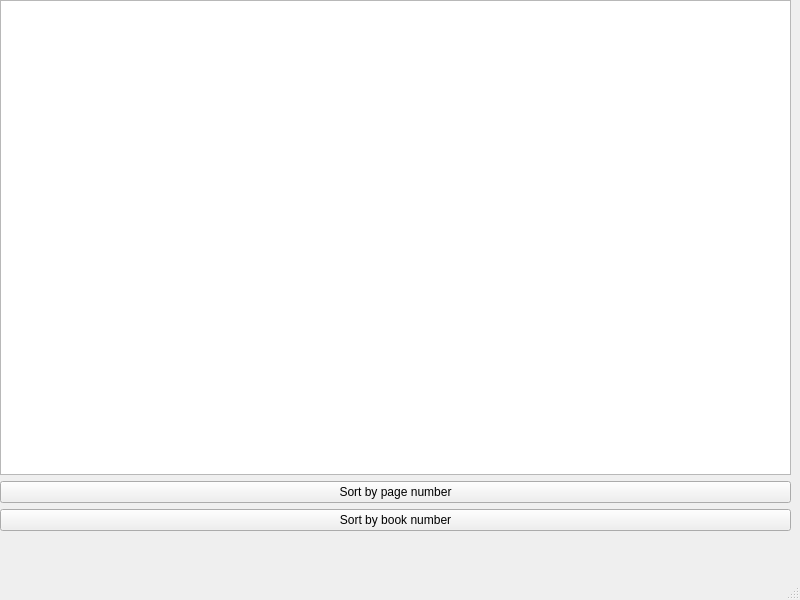
First picture: the form in authorui.ui, repository hariabi2001/Library-Management-System, before the edit.
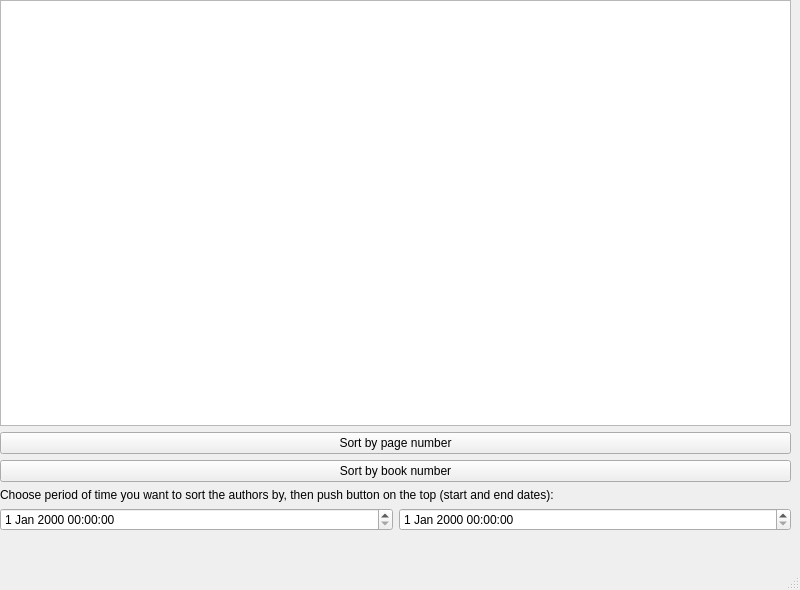
Second picture: the form after the edit.

Patch:
```diff
--- a/authorui.ui
+++ b/authorui.ui
@@ -7,7 +7,7 @@
     <x>0</x>
     <y>0</y>
     <width>800</width>
-    <height>600</height>
+    <height>590</height>
    </rect>
   </property>
   <property name="windowTitle">
@@ -25,7 +25,7 @@
     </property>
     <layout class="QVBoxLayout" name="verticalLayout">
      <item>
-      <widget class="QTableWidget" name="tableWidget"/>
+      <widget class="QListWidget" name="authorsTable"/>
      </item>
      <item>
       <widget class="QPushButton" name="pushButton">
@@ -41,6 +41,23 @@
        </property>
       </widget>
      </item>
+     <item>
+      <widget class="QLabel" name="perion">
+       <property name="text">
+        <string>Choose period of time you want to sort the authors by, then push button on the top (start and end dates):</string>
+       </property>
+      </widget>
+     </item>
+     <item>
+      <layout class="QHBoxLayout" name="horizontalLayout">
+       <item>
+        <widget class="QDateTimeEdit" name="startTime"/>
+       </item>
+       <item>
+        <widget class="QDateTimeEdit" name="endTime"/>
+       </item>
+      </layout>
+     </item>
     </layout>
    </widget>
   </widget>
```
Left out of the diff: 4 changed lines with no effect on the pictures.
